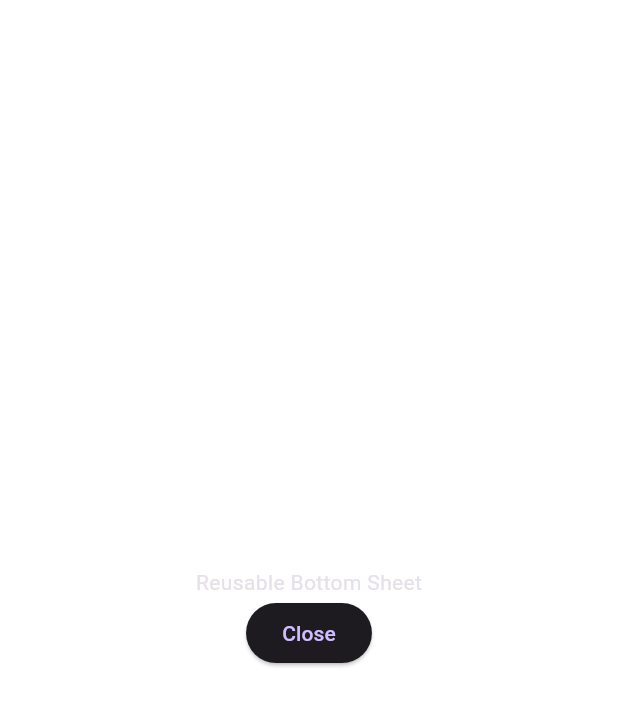
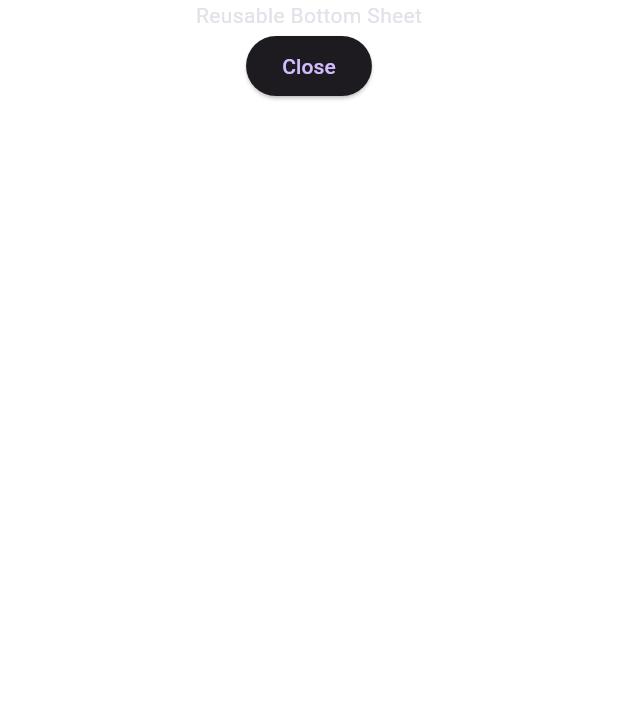
Before and after one commit to SMARTGSTECH/SMARTGAME-MOBILE, a Flutter app: the ReusableBottomModal widget shown alone on an empty page, opened directly, on a phone screen of 412 x 824 dp. Shown: the top 706 px of the screen. Run offline on Flutter 3.47's test engine with Material 3 defaults, Android fonts, the phone set to English and light mode, and no system bars; our stand-ins replace another_flushbar, avatar_glow, carousel_slider, contained_tab_bar_view, curved_navigation_bar, dio and 11 more; missing offline and left inert: darttonconnect, particle_base, particle_connect, solana_wallet_adapter; network calls fail; Roboto replaces fonts that are missing (Poppins).

Commit message:
wrapped the modal with consumer

```diff
--- a/lib/widget/bottomModal.dart
+++ b/lib/widget/bottomModal.dart
@@ -1,17 +1,19 @@
 import 'package:flutter/material.dart';
+import 'package:flutter_screenutil/flutter_screenutil.dart';
 import 'package:provider/provider.dart';
+import 'package:smartbet/walletConnect/provider.dart';
 
 class ReusableBottomModal extends StatelessWidget {
   @override
   Widget build(BuildContext context) {
-    return Consumer(
-      builder: (BuildContext context, value, Widget? child) {
+    return Consumer<UserWeb3Provider>(
+      builder: (BuildContext context, model, _) {
         return Container(
-          height: 900,
+          height: 900.h,
           color: Colors.white,
           child: Center(
             child: Column(
-              mainAxisSize: MainAxisSize.min,
+              // mainAxisSize: MainAxisSize.min,
               children: <Widget>[
                 Text('Reusable Bottom Sheet'),
                 ElevatedButton(
```
